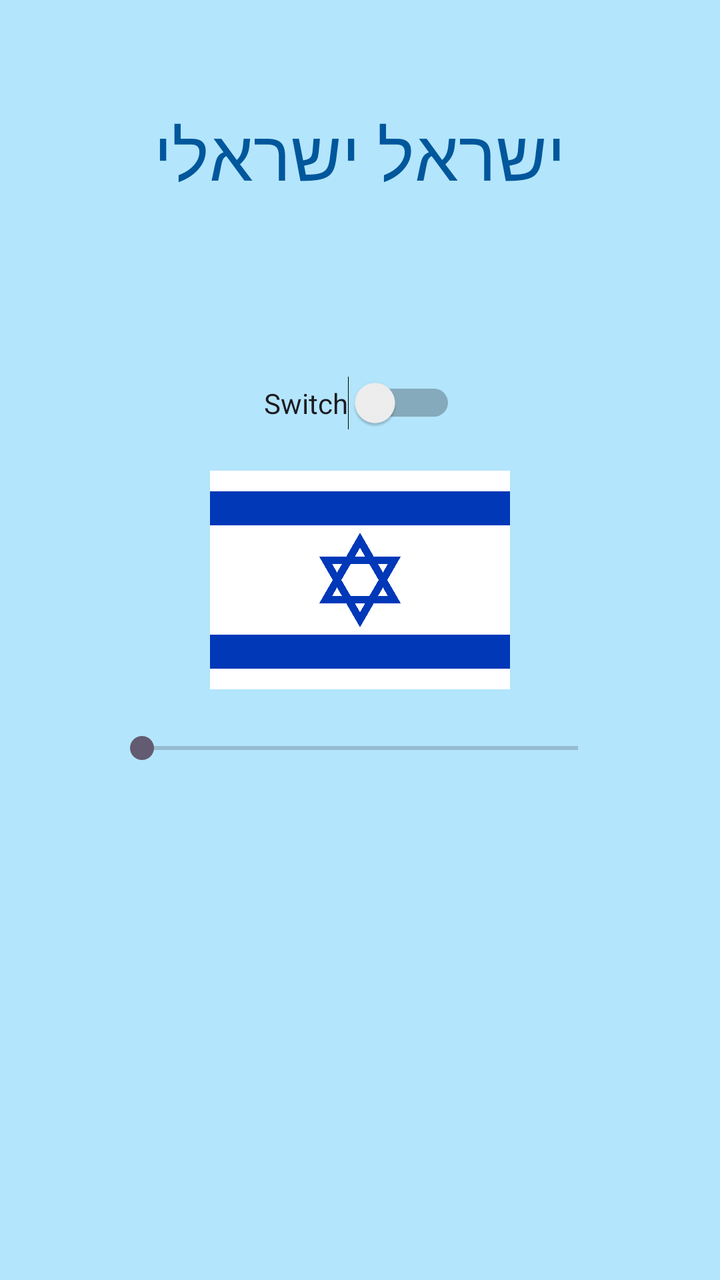
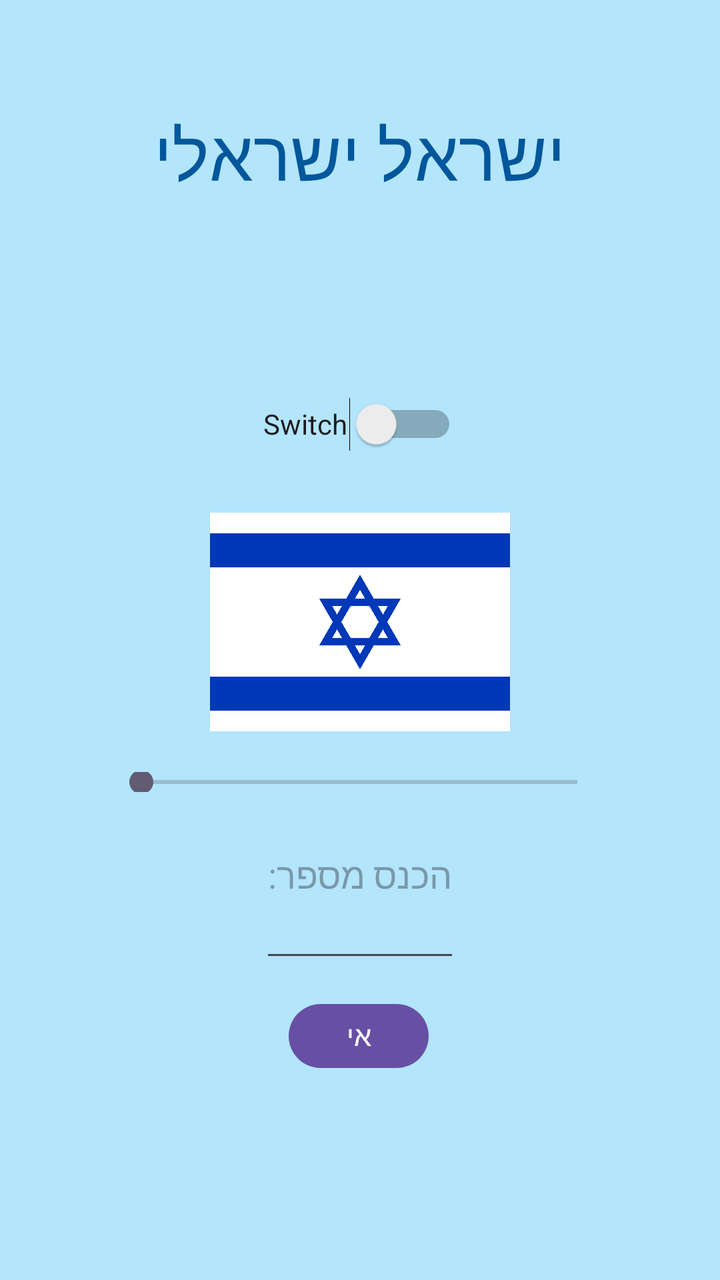

Before-and-after screenshots of an Android layout around one commit, followed by the original layout XML and the change that was made.
<!-- AndroidManifest.xml: application theme Theme.DanFirstApp -->
<!-- res/layout/activity_main.xml -->
<?xml version="1.0" encoding="utf-8"?>
<androidx.constraintlayout.widget.ConstraintLayout  xmlns:android="http://schemas.android.com/apk/res/android"
    xmlns:app="http://schemas.android.com/apk/res-auto"
    xmlns:tools="http://schemas.android.com/tools"
    android:background="#B3E5FC"
    android:layout_width="match_parent"
    android:layout_height="match_parent"
    android:padding="16dp"
    android:id="@+id/main"
    >

    <TextView
        android:id="@+id/tvUserName"
        android:layout_width="266dp"
        android:layout_height="90dp"
        android:layout_marginTop="16dp"
        android:gravity="center"
        android:text="@string/user_name"
        android:textColor="#01579B"
        android:textSize="35sp"
        app:layout_constraintEnd_toEndOf="parent"
        app:layout_constraintHorizontal_bias="0.495"
        app:layout_constraintStart_toStartOf="parent"
        app:layout_constraintTop_toTopOf="parent" />



    <Button
        android:id="@+id/btnSendMessage"
        android:layout_width="140dp"
        android:layout_height="50dp"
        android:layout_marginTop="16dp"
        android:text="@string/send_message"
        android:textSize="18sp"
        android:visibility="invisible"
        app:layout_constraintEnd_toEndOf="parent"
        app:layout_constraintHorizontal_bias="0.498"
        app:layout_constraintStart_toStartOf="parent"
        app:layout_constraintTop_toBottomOf="@+id/tvUserName" />

    <Button
        android:id="@+id/btnFollow"
        android:layout_width="100dp"
        android:layout_height="60dp"
        android:layout_marginBottom="30dp"
        android:text="@string/follow"
        android:visibility="invisible"
        app:layout_constraintBottom_toBottomOf="parent"
        app:layout_constraintEnd_toEndOf="parent"
        app:layout_constraintHorizontal_bias="0.498"
        app:layout_constraintStart_toStartOf="parent" />





    <ImageView
        android:id="@+id/imgFlag"
        android:layout_width="150dp"
        android:layout_height="150dp"
        android:src="@drawable/flag"
        android:scaleType="fitCenter"
        app:layout_constraintTop_toBottomOf="@id/swDan"
        app:layout_constraintStart_toStartOf="parent"
        app:layout_constraintEnd_toEndOf="parent" />

    <ImageView
        android:id="@+id/imgMap"
        android:layout_width="150dp"
        android:layout_height="150dp"
        android:src="@drawable/map"
        android:scaleType="fitCenter"
        app:layout_constraintTop_toBottomOf="@id/swDan"
        app:layout_constraintStart_toStartOf="parent"
        app:layout_constraintEnd_toEndOf="parent"
        android:alpha="0" />



    <SeekBar
        android:id="@+id/seekBar"
        android:layout_width="250dp"
        android:layout_height="wrap_content"
        android:max="100"
        android:progress="0"
        app:layout_constraintTop_toBottomOf="@id/imgFlag"
        app:layout_constraintStart_toStartOf="parent"
        app:layout_constraintEnd_toEndOf="parent" />





    <Switch
        android:id="@+id/swDan"
        android:layout_width="wrap_content"
        android:layout_height="wrap_content"
        android:layout_marginBottom="32dp"
       android:text="Switch"
        android:checked="false"
        app:layout_constraintTop_toBottomOf="@id/btnSendMessage"
        app:layout_constraintStart_toStartOf="parent"
        app:layout_constraintEnd_toEndOf="parent" />

</androidx.constraintlayout.widget.ConstraintLayout>
<!-- resources referenced by this layout -->
<resources>
  <!-- drawable flag: png bitmap (drawable, 17040 bytes) -->
  <!-- drawable map: png bitmap (drawable, 12969 bytes) -->
  <string name="follow">עקוב</string>
  <string name="send_message">שלח הודעה</string>
  <string name="user_name">ישראל ישראלי</string>
  <style name="Theme.DanFirstApp" parent="Base.Theme.DanFirstApp" />
  <style name="Base.Theme.DanFirstApp" parent="Theme.Material3.DayNight.NoActionBar">
          
          
      </style>
</resources>

<!-- the commit's change to res/layout/activity_main.xml (unified diff, before → after) -->
@@ -76,30 +76,49 @@
         android:alpha="0" />
 
 
-
     <SeekBar
         android:id="@+id/seekBar"
         android:layout_width="250dp"
-        android:layout_height="wrap_content"
+        android:layout_height="10dp"
         android:max="100"
         android:progress="0"
-        app:layout_constraintTop_toBottomOf="@id/imgFlag"
+        app:layout_constraintEnd_toEndOf="parent"
+        app:layout_constraintHorizontal_bias="0.496"
         app:layout_constraintStart_toStartOf="parent"
-        app:layout_constraintEnd_toEndOf="parent" />
-
-
-
-
+        app:layout_constraintTop_toBottomOf="@id/imgFlag" />
 
     <Switch
         android:id="@+id/swDan"
-        android:layout_width="wrap_content"
-        android:layout_height="wrap_content"
-        android:layout_marginBottom="32dp"
-       android:text="Switch"
+        android:layout_width="97dp"
+        android:layout_height="48dp"
         android:checked="false"
-        app:layout_constraintTop_toBottomOf="@id/btnSendMessage"
+        android:text="Switch"
+        app:layout_constraintEnd_toEndOf="parent"
         app:layout_constraintStart_toStartOf="parent"
-        app:layout_constraintEnd_toEndOf="parent" />
+        app:layout_constraintTop_toBottomOf="@id/btnSendMessage" />
+
+    <EditText
+        android:id="@+id/TextFreeNum"
+        android:layout_width="100dp"
+        android:layout_height="100dp"
+        android:hint="הכנס מספר:"
+        android:inputType="number"
+        app:layout_constraintEnd_toEndOf="parent"
+        app:layout_constraintStart_toStartOf="parent"
+        app:layout_constraintTop_toTopOf="@+id/seekBar" />
+
+    <Button
+        android:id="@+id/submitButton"
+        android:layout_width="70dp"
+        android:layout_height="40dp"
+        android:layout_marginTop="16dp"
+        android:text="אישור"
+        app:layout_constraintBottom_toTopOf="@+id/btnFollow"
+        app:layout_constraintEnd_toEndOf="parent"
+        app:layout_constraintHorizontal_bias="0.498"
+        app:layout_constraintStart_toStartOf="parent"
+        app:layout_constraintTop_toBottomOf="@+id/TextFreeNum"
+        app:layout_constraintVertical_bias="0.538" />
+
 
 </androidx.constraintlayout.widget.ConstraintLayout>
